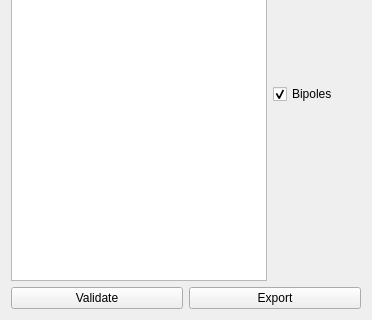
This is UI/ConnectCleaner.ui in floriansipp/Bidsalyzer as Qt 5 draws it before an edit; both pictures show x 0 to 372 and y 303 to 623 of the 372 by 623 pixel window. The edited form follows.
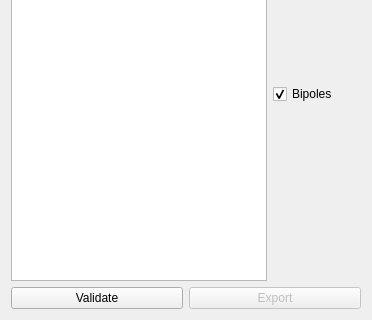
This is the edited form.

```diff
--- a/UI/ConnectCleaner.ui
+++ b/UI/ConnectCleaner.ui
@@ -67,6 +67,9 @@
    </item>
    <item row="1" column="1">
     <widget class="QPushButton" name="ExportButton">
+     <property name="enabled">
+      <bool>false</bool>
+     </property>
      <property name="text">
       <string>Export</string>
      </property>
```
